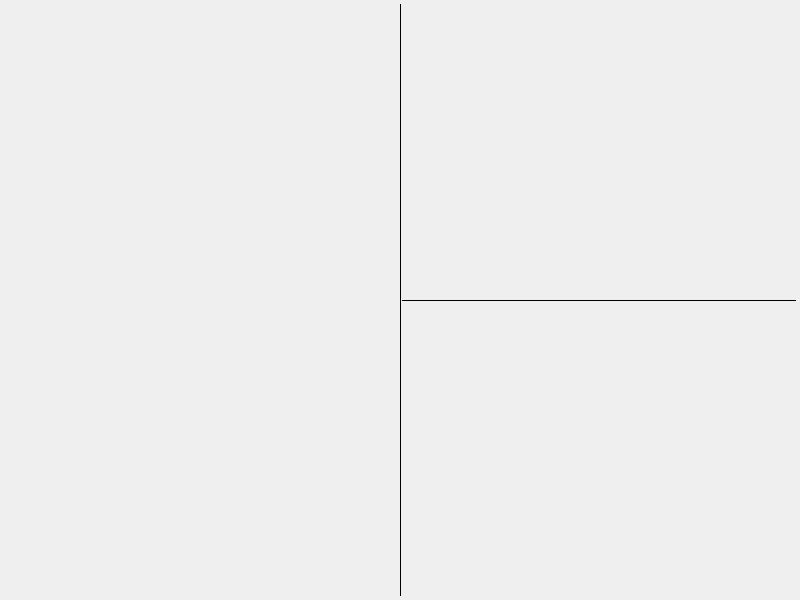
mworion/MountWizzard4, file mw4/gui/widgets/satellite.ui: the form before one commit.
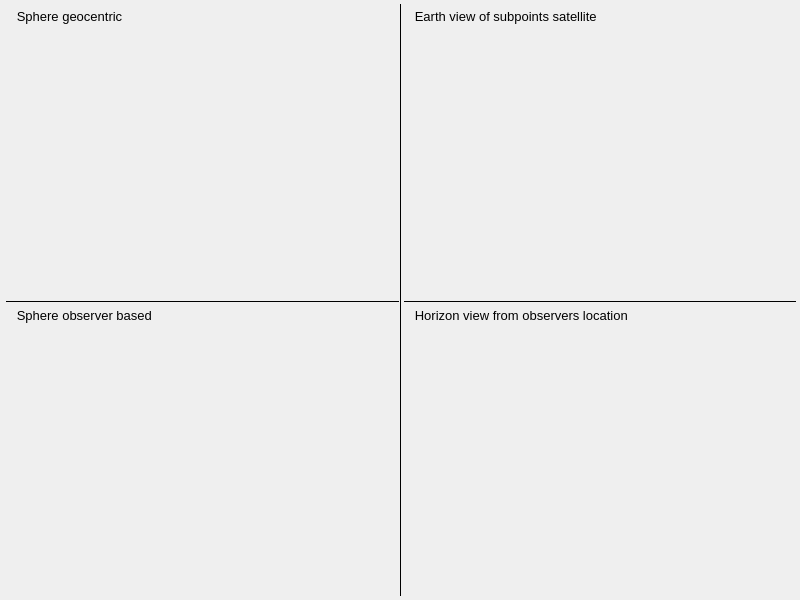
The form after the commit.

The edit to the form file:
```diff
--- a/mw4/gui/widgets/satellite.ui
+++ b/mw4/gui/widgets/satellite.ui
@@ -82,7 +82,72 @@
       <number>0</number>
      </property>
      <item>
-      <widget class="QWidget" name="satSphere" native="true"/>
+      <layout class="QVBoxLayout" name="verticalLayout_2" stretch="0,0,0,0,0">
+       <property name="spacing">
+        <number>2</number>
+       </property>
+       <property name="leftMargin">
+        <number>2</number>
+       </property>
+       <property name="topMargin">
+        <number>2</number>
+       </property>
+       <item>
+        <widget class="QLabel" name="label_3">
+         <property name="maximumSize">
+          <size>
+           <width>16777215</width>
+           <height>20</height>
+          </size>
+         </property>
+         <property name="font">
+          <font>
+           <pointsize>10</pointsize>
+          </font>
+         </property>
+         <property name="text">
+          <string>   Sphere geocentric </string>
+         </property>
+        </widget>
+       </item>
+       <item>
+        <widget class="QWidget" name="satSphere1" native="true"/>
+       </item>
+       <item>
+        <widget class="Line" name="line">
+         <property name="frameShadow">
+          <enum>QFrame::Plain</enum>
+         </property>
+         <property name="midLineWidth">
+          <number>1</number>
+         </property>
+         <property name="orientation">
+          <enum>Qt::Horizontal</enum>
+         </property>
+        </widget>
+       </item>
+       <item>
+        <widget class="QLabel" name="label_4">
+         <property name="maximumSize">
+          <size>
+           <width>16777215</width>
+           <height>20</height>
+          </size>
+         </property>
+         <property name="font">
+          <font>
+           <pointsize>10</pointsize>
+          </font>
+         </property>
+         <property name="text">
+          <string>   Sphere observer based</string>
+         </property>
+        </widget>
+       </item>
+       <item>
+        <widget class="QWidget" name="satSphere2" native="true"/>
+       </item>
+      </layout>
      </item>
      <item>
       <widget class="Line" name="line_3">
@@ -100,13 +165,13 @@
      <item>
       <layout class="QVBoxLayout" name="verticalLayout_3">
        <property name="spacing">
-        <number>0</number>
+        <number>2</number>
        </property>
        <property name="leftMargin">
-        <number>0</number>
+        <number>2</number>
        </property>
        <property name="topMargin">
-        <number>0</number>
+        <number>2</number>
        </property>
        <property name="rightMargin">
         <number>0</number>
@@ -114,6 +179,24 @@
        <property name="bottomMargin">
         <number>0</number>
        </property>
+       <item>
+        <widget class="QLabel" name="label_2">
+         <property name="maximumSize">
+          <size>
+           <width>16777215</width>
+           <height>20</height>
+          </size>
+         </property>
+         <property name="font">
+          <font>
+           <pointsize>10</pointsize>
+          </font>
+         </property>
+         <property name="text">
+          <string>   Earth view of subpoints satellite</string>
+         </property>
+        </widget>
+       </item>
        <item>
         <widget class="QWidget" name="satEarth" native="true"/>
        </item>
@@ -130,6 +213,24 @@
          </property>
         </widget>
        </item>
+       <item>
+        <widget class="QLabel" name="label">
+         <property name="maximumSize">
+          <size>
+           <width>16777215</width>
+           <height>20</height>
+          </size>
+         </property>
+         <property name="font">
+          <font>
+           <pointsize>10</pointsize>
+          </font>
+         </property>
+         <property name="text">
+          <string>   Horizon view from observers location</string>
+         </property>
+        </widget>
+       </item>
        <item>
         <widget class="QWidget" name="satHorizon" native="true"/>
        </item>
```
